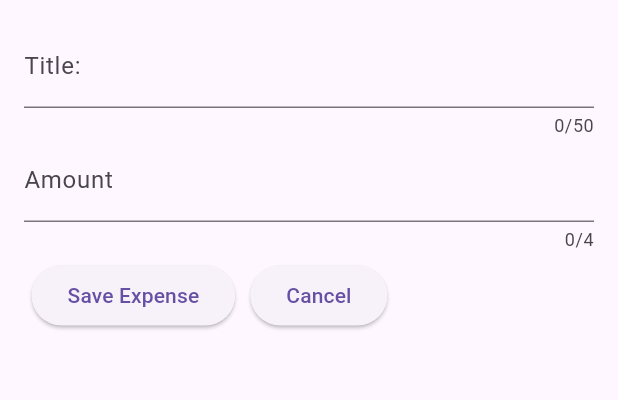
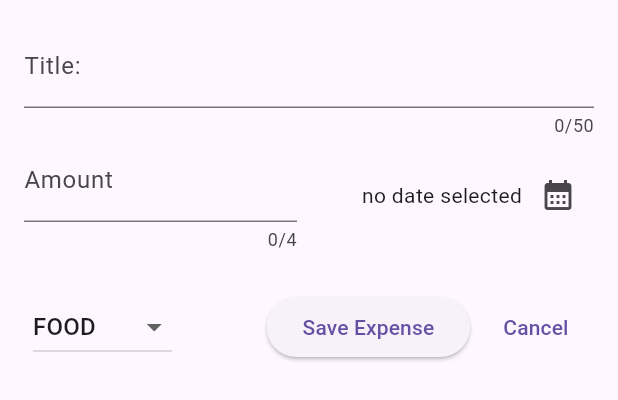
Before and after one commit to vivekyadav681/expenseTrackerApp, a Flutter app: the NewExpense widget shown alone on an empty page, opened directly, on a phone screen of 412 x 824 dp. Shown: the top 400 px of the screen. Run offline on Flutter 3.47's test engine with Material 3 defaults, Android fonts, the phone set to English and light mode, and no system bars.

Commit message:
added a dropdown button to the modal screen

```diff
--- a/lib/widgets/new_expense.dart
+++ b/lib/widgets/new_expense.dart
@@ -1,4 +1,9 @@
 import 'package:flutter/material.dart';
+import 'package:flutter/rendering.dart';
+import 'package:intl/intl.dart';
+import 'package:expense_tracker/models/expense.dart';
+
+var formatter = DateFormat.yMd();
 
 class NewExpense extends StatefulWidget {
   const NewExpense({super.key});
@@ -12,6 +17,22 @@
 class _NewExpenseState extends State<NewExpense> {
   final _textController = TextEditingController();
   final _amountController = TextEditingController();
+  DateTime? _selectedDate;
+  Category selectedCategory = Category.food;
+
+  void _openDatePicker() async {
+    final now = DateTime.now();
+    final firstDate = DateTime(now.year - 1, now.month, now.day);
+    final pickedDate = await showDatePicker(
+      context: context,
+      initialDate: now,
+      firstDate: firstDate,
+      lastDate: now,
+    );
+    setState(() {
+      _selectedDate = pickedDate;
+    });
+  }
 
   @override
   void dispose() {
@@ -36,7 +57,10 @@
             maxLength: 50,
             decoration: const InputDecoration(label: Text("Title: ")),
           ),
-          TextField(
+          Row(
+            children: [
+              Expanded(
+                child: TextField(
                   controller: _amountController,
                   maxLength: 4,
                   decoration: InputDecoration(
@@ -45,8 +69,52 @@
                   ),
                   keyboardType: TextInputType.number,
                 ),
+              ),
+              const SizedBox(width: 16),
+              Expanded(
+                child: Row(
+                  mainAxisAlignment: MainAxisAlignment.end,
+                  crossAxisAlignment: CrossAxisAlignment.center,
+                  children: [
+                    Text(
+                      _selectedDate == null
+                          ? 'no date selected'
+                          : formatter.format(_selectedDate!),
+                    ),
+                    IconButton(
+                      onPressed: _openDatePicker,
+                      icon: Icon(Icons.calendar_month),
+                    ),
+                  ],
+                ),
+              ),
+            ],
+          ),
+          const SizedBox(height: 20),
           Row(
             children: [
+              Container(
+                margin: EdgeInsets.all(5),
+                child: DropdownButton(
+                  padding: EdgeInsets.all(1),
+                  value: selectedCategory,
+                  items: Category.values
+                      .map(
+                        (e) => DropdownMenuItem(
+                          value: e,
+                          child: Text(e.name.toUpperCase()),
+                        ),
+                      )
+                      .toList(),
+                  onChanged: (value) {
+                    if (value == null) return;
+                    setState(() {
+                      selectedCategory = value;
+                    });
+                  },
+                ),
+              ),
+              const Spacer(),
               Container(
                 margin: EdgeInsets.all(5),
                 child: ElevatedButton(
@@ -59,7 +127,12 @@
               ),
               Container(
                 margin: EdgeInsets.all(5),
-                child: ElevatedButton(onPressed: () {}, child: Text("Cancel")),
+                child: TextButton(
+                  onPressed: () {
+                    Navigator.pop(context);
+                  },
+                  child: Text("Cancel"),
+                ),
               ),
             ],
           ),
```
Also changed, not shown: 2 other files. Lines whose indentation alone changed are shown as unchanged.
